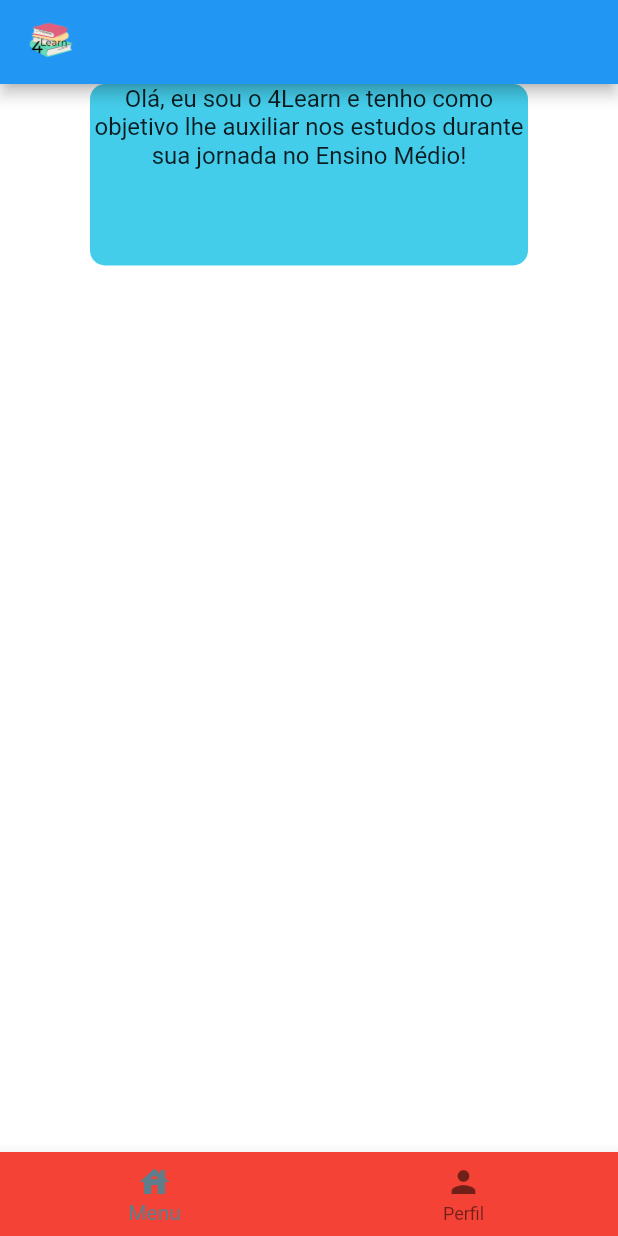
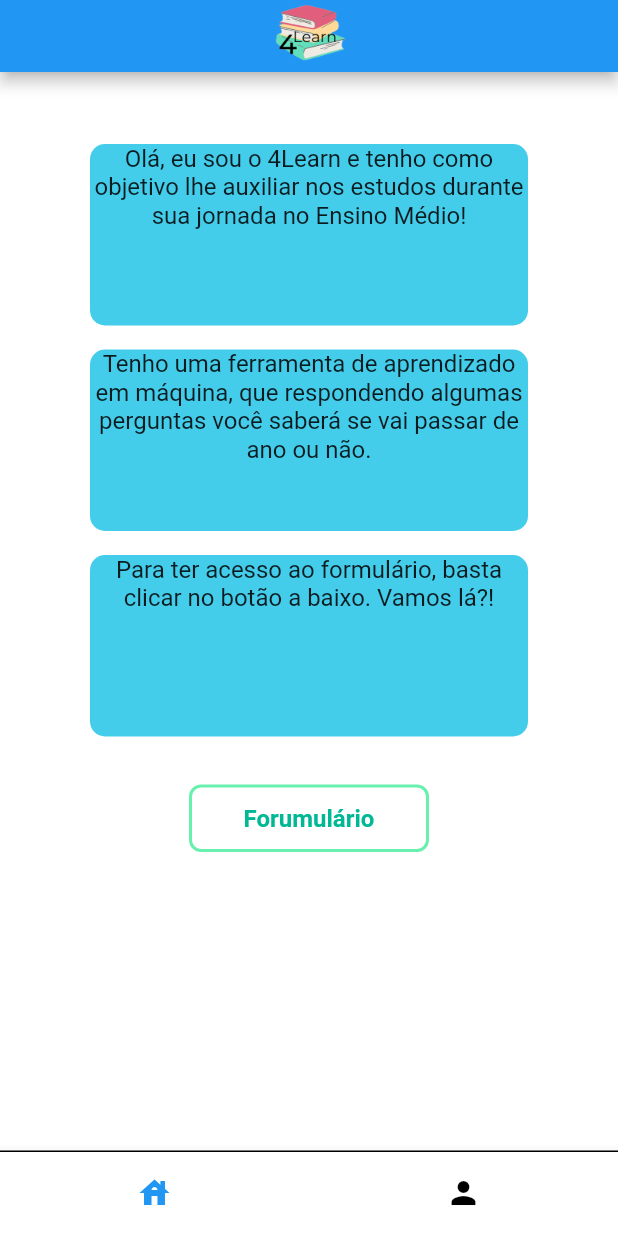
Before and after one commit to alinelimeira/PISI3, a Flutter app: the MainScreen screen opened by its route, on a phone screen of 412 x 824 dp. Run offline on Flutter 3.47's test engine with Material 2 defaults, Android fonts, the light colour scheme and no system bars; our stand-ins replace cloud_firestore, firebase_auth, firebase_core; accounts and stored records are empty.

Commit message:
MenuScreen

```diff
--- a/flutter_four_learn_app/lib/main.dart
+++ b/flutter_four_learn_app/lib/main.dart
@@ -1,5 +1,6 @@
 import 'package:flutter_four_learn_app/src/LoginScreen.dart';
 import 'package:flutter/material.dart';
+import 'package:flutter_four_learn_app/src/ProfileScreen.dart';
 import 'src/FirebaseAuth.dart';
 import 'src/RegisterScreen.dart';
 import 'firebase_options.dart';
@@ -28,12 +29,13 @@
         debugShowCheckedModeBanner: false,
 
         //Definindo rotas no APP
-        initialRoute: '/firebaseAuth',
+        initialRoute: '/MainScreen',
         routes: {
           '/': (context) => LoginScreen(),
           '/FirebaseAuth': (context) => const FirebaseAuth(),
           '/Register': (context) => const RegisterScreen(),
-          '/MainScreen': (context) => const MainScreen()
+          '/MainScreen': (context) => const MainScreen(),
+          '/ProfileScreen': (context) => const ProfileScreen()
         });
   }
 }
--- a/flutter_four_learn_app/lib/src/MainMenuScreen.dart
+++ b/flutter_four_learn_app/lib/src/MainMenuScreen.dart
@@ -3,6 +3,7 @@
 import 'package:flutter/material.dart';
 import 'package:flutter/src/foundation/key.dart';
 import 'package:flutter/src/widgets/framework.dart';
+import 'package:flutter_four_learn_app/util/textButtons.dart';
 import 'package:flutter_four_learn_app/util/textFields.dart';
 
 class MainMenuScreen extends StatefulWidget {
@@ -16,14 +17,17 @@
   @override
   Widget build(BuildContext context) {
     final size = MediaQuery.of(context).size;
+
     return Scaffold(
       appBar: AppBar(
+        toolbarHeight: 48,
         title: Row(
+          mainAxisAlignment: MainAxisAlignment.center,
           children: [
             Image.asset(
               'assets/images/4learnLogo.png',
               fit: BoxFit.contain,
-              height: 32,
+              height: 52,
             ),
           ],
         ),
@@ -31,17 +35,43 @@
         backgroundColor: Colors.blue,
       ),
       backgroundColor: Colors.white,
-      body: SingleChildScrollView(
-          child: SizedBox(
+      body: SizedBox(
         height: size.height,
         width: size.width,
-        child: Column(children: const [
-          StandardTextField(
-            title:
-                'Olá, eu sou o 4Learn e tenho como objetivo lhe auxiliar nos estudos durante sua jornada no Ensino Médio!',
-          )
+        child: Column(children: [
+          Padding(
+            padding: EdgeInsets.fromLTRB(8, 48, 8, 8),
+            child: StandardTextField(
+              title:
+                  'Olá, eu sou o 4Learn e tenho como objetivo lhe auxiliar nos estudos durante sua jornada no Ensino Médio!',
+            ),
+          ),
+          Padding(
+            padding: EdgeInsets.all(8.0),
+            child: StandardTextField(
+                title:
+                    'Tenho uma ferramenta de aprendizado em máquina, que respondendo algumas perguntas você saberá se vai passar de ano ou não.'),
+          ),
+          Padding(
+            padding: EdgeInsets.all(8.0),
+            child: StandardTextField(
+                title:
+                    'Para ter acesso ao formulário, basta clicar no botão a baixo. Vamos lá?!'),
+          ),
+          Padding(
+            padding: const EdgeInsets.only(top: 24),
+            child: SizedBox(
+              height: 45,
+              child: PrimaryOutlinedButton(
+                title: 'Forumulário',
+                onPressed: () {
+                  Navigator.of(context).pushNamed('/ProfileScreen');
+                },
+              ),
+            ),
+          ),
         ]),
-      )),
+      ),
     );
   }
 }
--- a/flutter_four_learn_app/lib/src/mainScreen.dart
+++ b/flutter_four_learn_app/lib/src/mainScreen.dart
@@ -38,7 +38,10 @@
         children: [MainMenuScreen(), ProfileScreen()],
         onPageChanged: setScreenAtual,
       ),
-      bottomNavigationBar: BottomNavigationBar(
+      bottomNavigationBar: Container(
+        decoration:
+            BoxDecoration(border: Border(top: BorderSide(color: Colors.black))),
+        child: BottomNavigationBar(
           currentIndex: screenAtual,
           items: [
             BottomNavigationBarItem(icon: Icon(Icons.house), label: 'Menu'),
@@ -48,7 +51,12 @@
             pc.animateToPage(screen,
                 duration: Duration(milliseconds: 400), curve: Curves.ease);
           },
-        backgroundColor: Colors.red,
+          backgroundColor: Colors.white,
+          selectedItemColor: Colors.blue,
+          unselectedItemColor: Colors.black,
+          showSelectedLabels: false,
+          showUnselectedLabels: false,
+        ),
       ),
     );
   }
--- a/flutter_four_learn_app/pubspec.yaml
+++ b/flutter_four_learn_app/pubspec.yaml
@@ -39,6 +39,7 @@
   cloud_firestore: ^4.3.2
   firebase_analytics: ^10.1.1
   mask_text_input_formatter: ^2.4.0
+
 
 dev_dependencies:
   flutter_test:
```
Lines whose indentation alone changed are shown as unchanged.
